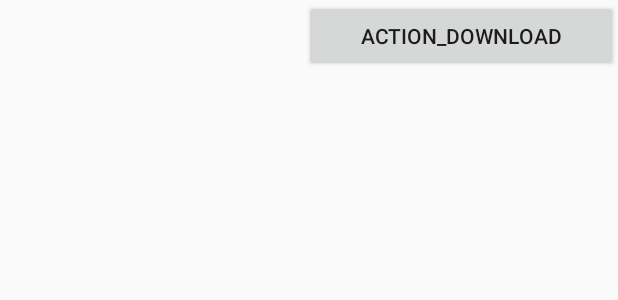
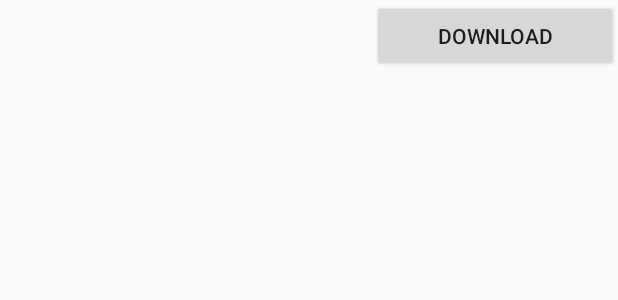
Before and after one commit to if710/2019-2-exercicio-2-podcast-jmsmf, an Android app: the layout itemlista.xml on its own in the app's theme, with its tools: preview values and no code run, on a phone screen of 412 x 824 dp. Shown: the top 300 px of the screen. Run offline under Robolectric (Android 15) with nearby library versions, the phone set to English and light mode, and no system bars.

```diff
--- a/PodcastPlayer/app/build.gradle
+++ b/PodcastPlayer/app/build.gradle
@@ -33,4 +33,5 @@ dependencies {
     testImplementation 'junit:junit:4.12'
     androidTestImplementation 'androidx.test:runner:1.1.1'
     androidTestImplementation 'androidx.test.espresso:espresso-core:3.1.1'
+    implementation 'androidx.recyclerview:recyclerview:1.0.0'
 }
--- a/PodcastPlayer/app/src/main/java/br/ufpe/cin/android/podcast/MainActivity.kt
+++ b/PodcastPlayer/app/src/main/java/br/ufpe/cin/android/podcast/MainActivity.kt
@@ -10,6 +10,7 @@ class MainActivity : AppCompatActivity() {
     override fun onCreate(savedInstanceState: Bundle?) {
         super.onCreate(savedInstanceState)
         setContentView(R.layout.activity_main)
+
         val resourceLink = "https://s3-us-west-1.amazonaws.com/podcasts.thepolyglotdeveloper.com/podcast.xml" // rss feed xml file url string
 
         doAsync { loadRssFeed(resourceLink) }
--- a/PodcastPlayer/app/src/main/res/layout/itemlista.xml
+++ b/PodcastPlayer/app/src/main/res/layout/itemlista.xml
@@ -19,7 +19,7 @@
             android:layout_width="wrap_content"
             android:layout_height="wrap_content"
             android:layout_weight="2"
-            android:text="action_download" />
+            android:text="Download" />
 
     </LinearLayout>
 
```
